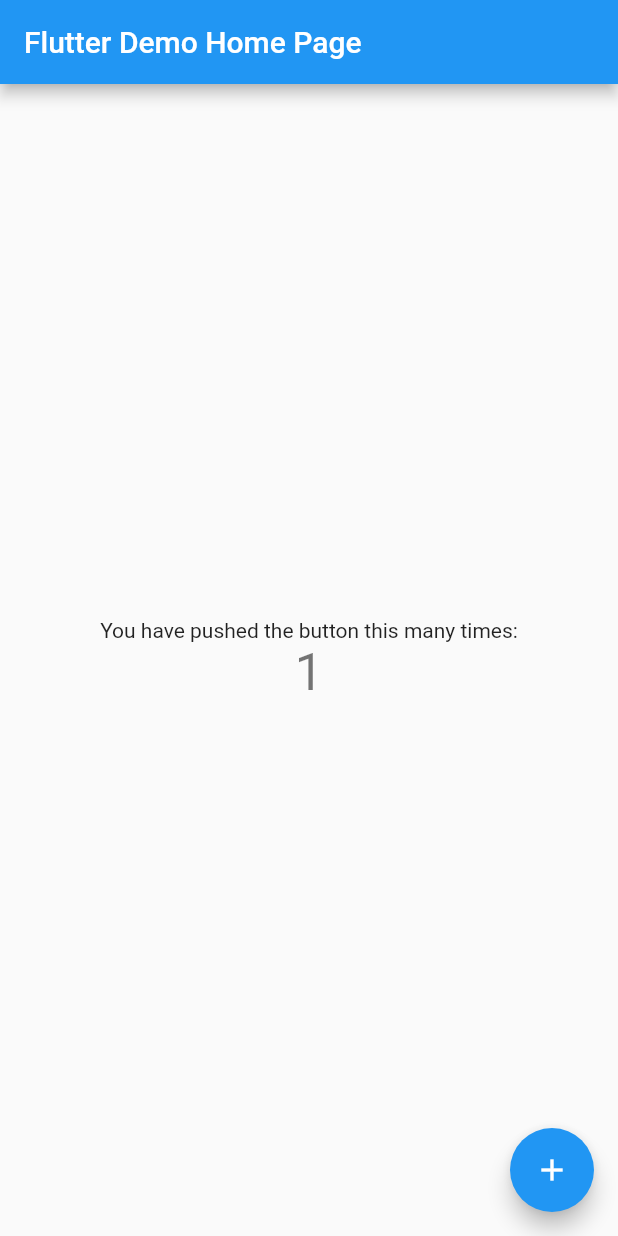
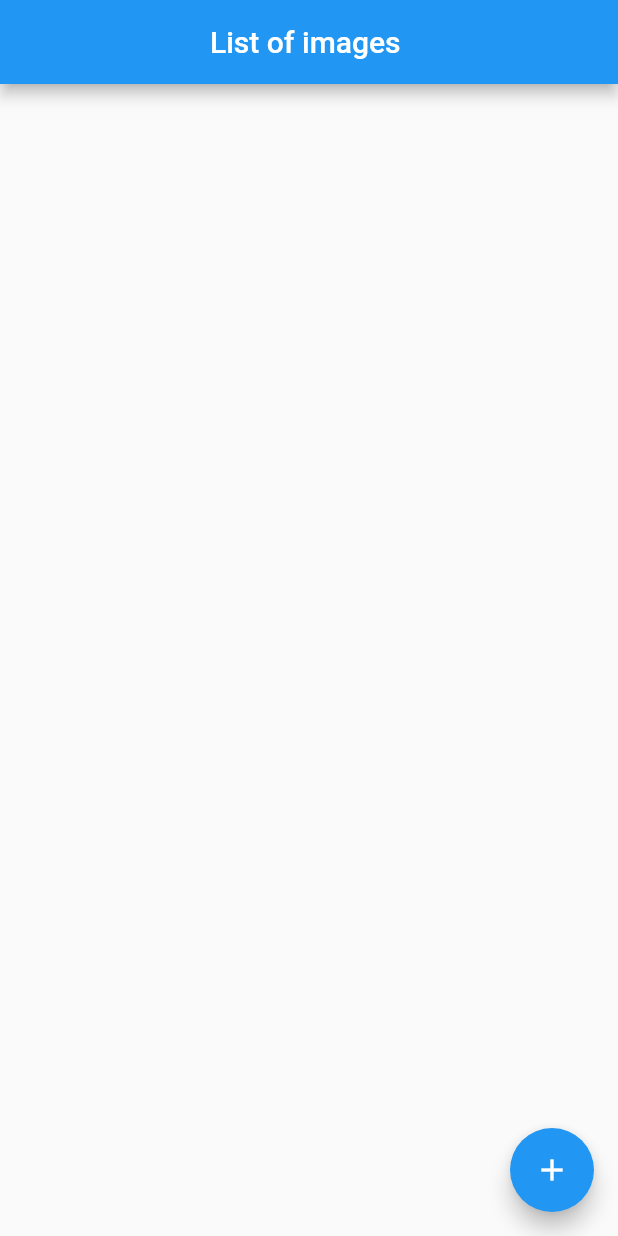
Before and after one commit to Kumarbarath/my_flutter_project, a Flutter app: the screen it shows after launch, after a tap on the "add" icon, on a phone screen of 412 x 824 dp. Run offline on Flutter 3.47's test engine with Material 2 defaults, Android fonts, the light colour scheme and no system bars; network calls fail.

Commit message:
my first commit

```diff
--- /dev/null
+++ b/lib/list.dart
@@ -0,0 +1,29 @@
+import 'package:flutter/material.dart';
+import 'package:listofimages/page1.dart';
+
+class ImageList extends StatelessWidget {
+
+  final List<ImageModel> images;
+  ImageList(this.images);
+  @override
+  Widget build(BuildContext context) {
+    return ListView.builder(
+        itemCount:images.length,
+        itemBuilder: (context,int index){
+          return Container(
+            decoration: BoxDecoration(
+              border: Border.all(color: Colors.grey)
+            ),
+            padding: EdgeInsets.all(20),
+            margin: EdgeInsets.all(20),
+            child: Column(
+              children: [
+                Image.network(images[index].url),
+              ],
+            )//
+          );//
+        },
+
+    );
+  }
+}
--- a/lib/main.dart
+++ b/lib/main.dart
@@ -1,113 +1,68 @@
+import 'dart:convert';
+
+import 'package:flutter/cupertino.dart';
 import 'package:flutter/material.dart';
+import 'package:http/http.dart' as http;
+import 'package:listofimages/list.dart';
+import 'package:listofimages/page1.dart';
 
-void main() {
+void main(){
   runApp(MyApp());
 }
 
-class MyApp extends StatelessWidget {
-  // This widget is the root of your application.
+
+
+
+
+
+
+
+
+class MyApp extends StatefulWidget {
+  @override
+  _MyAppState createState() => _MyAppState();
+}
+
+class _MyAppState extends State<MyApp> {
+  List<ImageModel> images =[];
+ int count =1;
+
+
+  void fetch() async{
+
+    var response = await http.get(Uri.http("jsonplaceholder.typicode.com", "photos/$count"));
+    //
+    //print(response);
+    var parsedJson =json.decode(response.body);
+    var imageModel= new ImageModel.fromJson(parsedJson);
+     setState(() {
+       images.add(imageModel);
+     });
+
+
+  }
+
+
   @override
   Widget build(BuildContext context) {
     return MaterialApp(
-      title: 'Flutter Demo',
-      theme: ThemeData(
-        // This is the theme of your application.
-        //
-        // Try running your application with "flutter run". You'll see the
-        // application has a blue toolbar. Then, without quitting the app, try
-        // changing the primarySwatch below to Colors.green and then invoke
-        // "hot reload" (press "r" in the console where you ran "flutter run",
-        // or simply save your changes to "hot reload" in a Flutter IDE).
-        // Notice that the counter didn't reset back to zero; the application
-        // is not restarted.
-        primarySwatch: Colors.blue,
+      debugShowCheckedModeBanner: false,
+      home: Scaffold(
+        appBar: AppBar(
+          title: Text("List of images "),
+          centerTitle: true ,
+        ),
+        body:ImageList(images),
+        floatingActionButton: FloatingActionButton(
+          onPressed: (){
+            setState(() {
+              fetch();
+              count++;
+            });
+          },
+          child: Icon(Icons.add),
+        ),
       ),
-      home: MyHomePage(title: 'Flutter Demo Home Page'),
     );
   }
 }
-
-class MyHomePage extends StatefulWidget {
-  MyHomePage({Key key, this.title}) : super(key: key);
-
-  // This widget is the home page of your application. It is stateful, meaning
-  // that it has a State object (defined below) that contains fields that affect
-  // how it looks.
-
-  // This class is the configuration for the state. It holds the values (in this
-  // case the title) provided by the parent (in this case the App widget) and
-  // used by the build method of the State. Fields in a Widget subclass are
-  // always marked "final".
-
-  final String title;
-
-  @override
-  _MyHomePageState createState() => _MyHomePageState();
-}
-
-class _MyHomePageState extends State<MyHomePage> {
-  int _counter = 0;
-
-  void _incrementCounter() {
-    setState(() {
-      // This call to setState tells the Flutter framework that something has
-      // changed in this State, which causes it to rerun the build method below
-      // so that the display can reflect the updated values. If we changed
-      // _counter without calling setState(), then the build method would not be
-      // called again, and so nothing would appear to happen.
-      _counter++;
-    });
-  }
-
-  @override
-  Widget build(BuildContext context) {
-    // This method is rerun every time setState is called, for instance as done
-    // by the _incrementCounter method above.
-    //
-    // The Flutter framework has been optimized to make rerunning build methods
-    // fast, so that you can just rebuild anything that needs updating rather
-    // than having to individually change instances of widgets.
-    return Scaffold(
-      appBar: AppBar(
-        // Here we take the value from the MyHomePage object that was created by
-        // the App.build method, and use it to set our appbar title.
-        title: Text(widget.title),
-      ),
-      body: Center(
-        // Center is a layout widget. It takes a single child and positions it
-        // in the middle of the parent.
-        child: Column(
-          // Column is also a layout widget. It takes a list of children and
-          // arranges them vertically. By default, it sizes itself to fit its
-          // children horizontally, and tries to be as tall as its parent.
-          //
-          // Invoke "debug painting" (press "p" in the console, choose the
-          // "Toggle Debug Paint" action from the Flutter Inspector in Android
-          // Studio, or the "Toggle Debug Paint" command in Visual Studio Code)
-          // to see the wireframe for each widget.
-          //
-          // Column has various properties to control how it sizes itself and
-          // how it positions its children. Here we use mainAxisAlignment to
-          // center the children vertically; the main axis here is the vertical
-          // axis because Columns are vertical (the cross axis would be
-          // horizontal).
-          mainAxisAlignment: MainAxisAlignment.center,
-          children: <Widget>[
-            Text(
-              'You have pushed the button this many times:',
-            ),
-            Text(
-              '$_counter',
-              style: Theme.of(context).textTheme.headline4,
-            ),
-          ],
-        ),
-      ),
-      floatingActionButton: FloatingActionButton(
-        onPressed: _incrementCounter,
-        tooltip: 'Increment',
-        child: Icon(Icons.add),
-      ), // This trailing comma makes auto-formatting nicer for build methods.
-    );
-  }
-}
--- /dev/null
+++ b/lib/page1.dart
@@ -0,0 +1,14 @@
+class ImageModel{
+  int id;
+  String url;
+  String title;
+
+  ImageModel(this.id,this.url,this.title);
+
+  ImageModel.fromJson(Map<String,dynamic> parsedJson){
+    id = parsedJson['id'];
+    url= parsedJson['url'];
+    title = parsedJson['title'];
+  }
+
+}
--- a/pubspec.yaml
+++ b/pubspec.yaml
@@ -23,6 +23,7 @@
 dependencies:
   flutter:
     sdk: flutter
+  http:
 
 
   # The following adds the Cupertino Icons font to your application.
```
Also changed, not shown: pubspec.lock, 1 other file.
